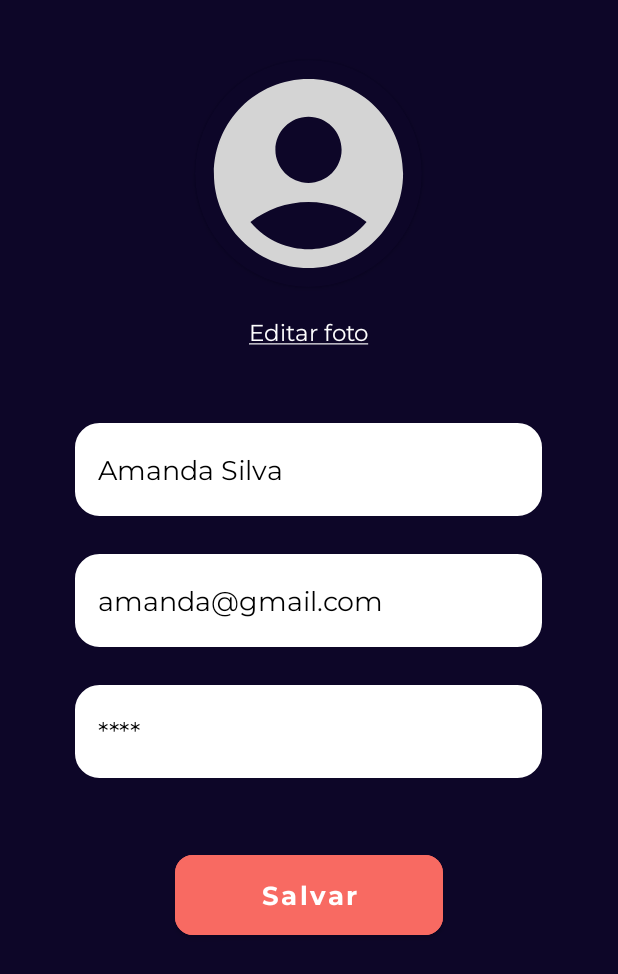
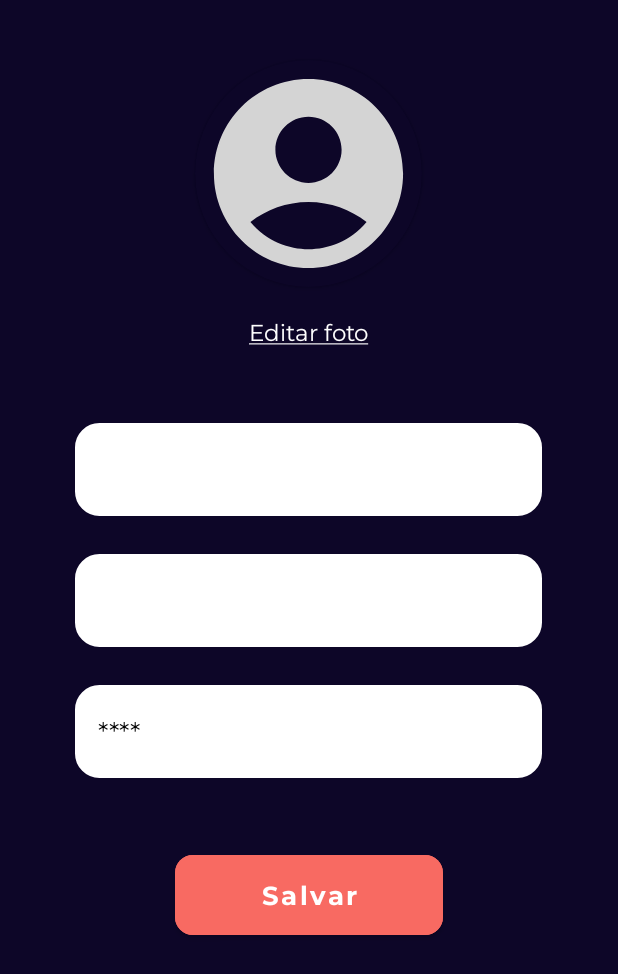
Before and after one commit to juliendymendes/quiz-progmov, an Android app: the layout fragment_perfil.xml on its own in the app's theme, with its tools: preview values and no code run, on a phone screen of 412 x 824 dp. Shown: the top 974 px of the screen. Run offline under Robolectric (Android 15) with nearby library versions, the phone set to English and light mode, and no system bars.

Commit message:
excluindo os desnecessario

```diff
--- a/app/src/main/java/com/me/quiz/helpers/UsuarioHelper.java
+++ b/app/src/main/java/com/me/quiz/helpers/UsuarioHelper.java
@@ -79,7 +79,7 @@ public class UsuarioHelper{
         cv.put("senha", usuario.getSenha());
         cv.put("qtdAcertos", usuario.getQtsAcertos());
         String[] args = {String.valueOf(usuario.getId())};
-        db.update("usuario", cv, "idJogador=?", args);
+        db.update("usuario", cv, "idUsuario=?", args);
         db.close();
     }
 
--- a/app/src/main/res/layout/fragment_perfil.xml
+++ b/app/src/main/res/layout/fragment_perfil.xml
@@ -40,10 +40,10 @@
         />
 
     <EditText
+        android:id="@+id/ed_nome"
         style="@style/text_input"
         android:paddingHorizontal="15dp"
         android:layout_marginVertical="25dp"
-        tools:hint="Amanda Silva"
         android:textColorHint="@color/black"
 
         />
@@ -51,15 +51,16 @@
 
 
     <EditText
+        android:id="@+id/ed_email"
         style="@style/text_input"
         android:layout_marginBottom="25dp"
-        tools:hint="amanda@gmail.com"
         android:textColorHint="@color/black"
         android:paddingHorizontal="15dp"
         android:inputType="textEmailAddress"
         />
 
     <EditText
+        android:id="@+id/ed_senha"
         style="@style/text_input"
         android:layout_marginBottom="25dp"
         tools:hint="****"
@@ -68,7 +69,7 @@
         android:paddingHorizontal="15dp" />
 
     <com.google.android.material.button.MaterialButton
-        android:id="@+id/btn_entrar"
+        android:id="@+id/btn_salvar"
         style="@style/botao_submit"
         android:layout_marginVertical="20dp"
         android:paddingHorizontal="57dp"
```
Also changed, not shown: app/src/main/java/com/me/quiz/telas/PerfilFragment.java (+26 -41 lines).
